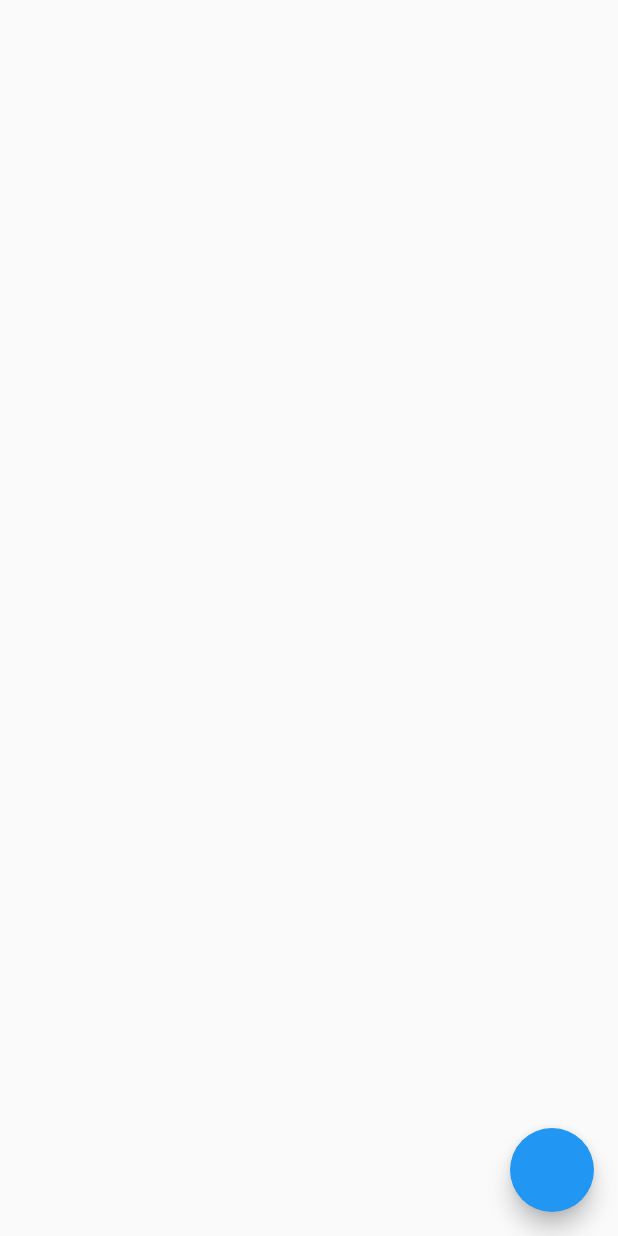
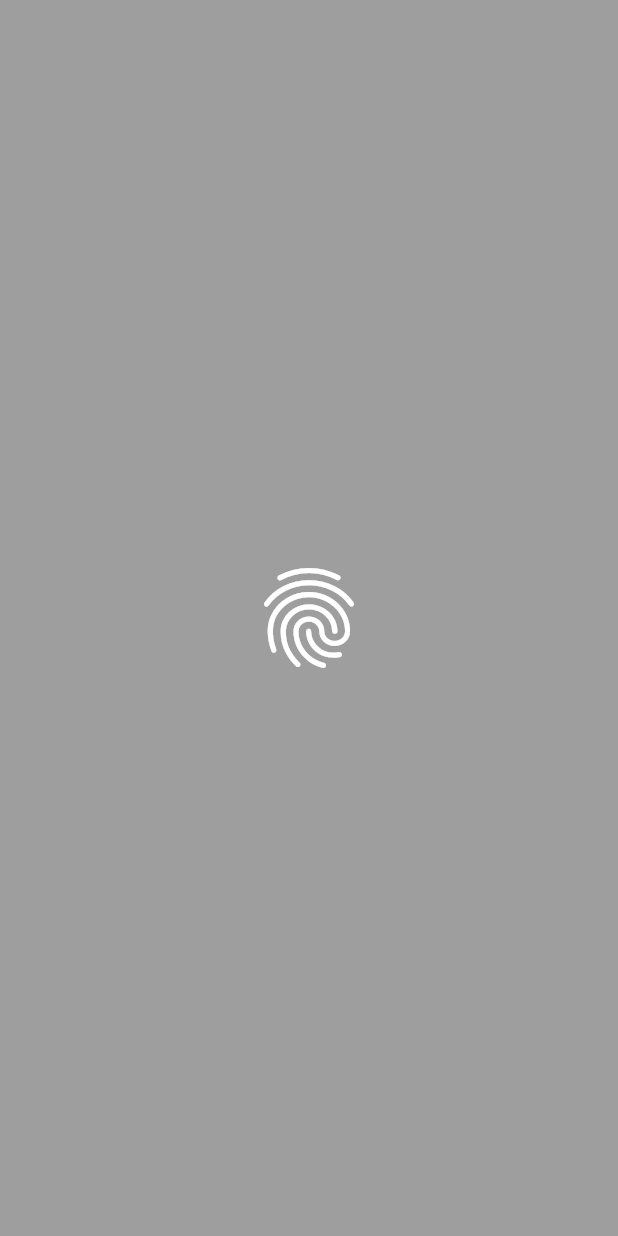
Before and after one commit to minhtamhoang207/clean_architecture_note_app, a Flutter app: the screen it shows after launch, on a phone screen of 412 x 824 dp. Run offline on Flutter 3.47's test engine with Material 2 defaults, Android fonts, the phone set to English and light mode, and no system bars; our stand-ins replace dartz, dio, freezed_annotation, get_it, injectable, internet_connection_checker and 4 more; accounts and stored records are empty; generated files the repository leaves out were written again.

Commit message:
Add biometric auth

```diff
--- a/lib/main.dart
+++ b/lib/main.dart
@@ -1,6 +1,7 @@
 import 'package:flutter/material.dart';
 import 'package:injectable/injectable.dart';
 import 'package:just_notes/core/injection/injection.dart';
+import 'package:just_notes/presentation/biometric_auth/biometric_auth.dart';
 import 'package:just_notes/presentation/home_page.dart';
 
 void main() async {
@@ -15,7 +16,7 @@ class MyApp extends StatelessWidget {
   @override
   Widget build(BuildContext context) {
     return const MaterialApp(
-      home: HomePage()
+      home: BiometricAuth()
     );
   }
 }
--- /dev/null
+++ b/lib/presentation/biometric_auth/biometric_auth.dart
@@ -0,0 +1,43 @@
+import 'package:flutter/material.dart';
+import 'package:just_notes/presentation/home_page.dart';
+import 'package:provider/provider.dart';
+
+import 'biometric_auth_provider.dart';
+
+class BiometricAuth extends StatelessWidget {
+  const BiometricAuth({Key? key}) : super(key: key);
+
+  @override
+  Widget build(BuildContext context) {
+    return ChangeNotifierProvider(
+        create: (_) => BiometricAuthProvider(),
+        child: const BiometricAuthPage()
+    );
+  }
+}
+
+class BiometricAuthPage extends StatelessWidget {
+  const BiometricAuthPage({Key? key}) : super(key: key);
+
+  @override
+  Widget build(BuildContext context) {
+    bool authenticated = Provider.of<BiometricAuthProvider>(context).authenticated;
+    if(authenticated){
+      Navigator.push(
+        context,
+        MaterialPageRoute(builder: (context) => const HomePage()),
+      );
+    }
+    return Scaffold(
+      backgroundColor: Colors.black38,
+      body: Consumer<BiometricAuthProvider>(
+          builder: (context, state, child){
+        return Center(
+          child: GestureDetector(
+              onLongPress: ()=> state.checkBiometrics(),
+              child: const Icon(Icons.fingerprint, color: Colors.white, size: 80))
+        );
+      }),
+    );
+  }
+}
```
Also changed, not shown: lib/presentation/biometric_auth/biometric_auth_provider.dart (added, +47 -0 lines), pubspec.yaml (+21 -1 lines), assets/images/note_3d_logo.png (added), pubspec.lock, 11 other files.
